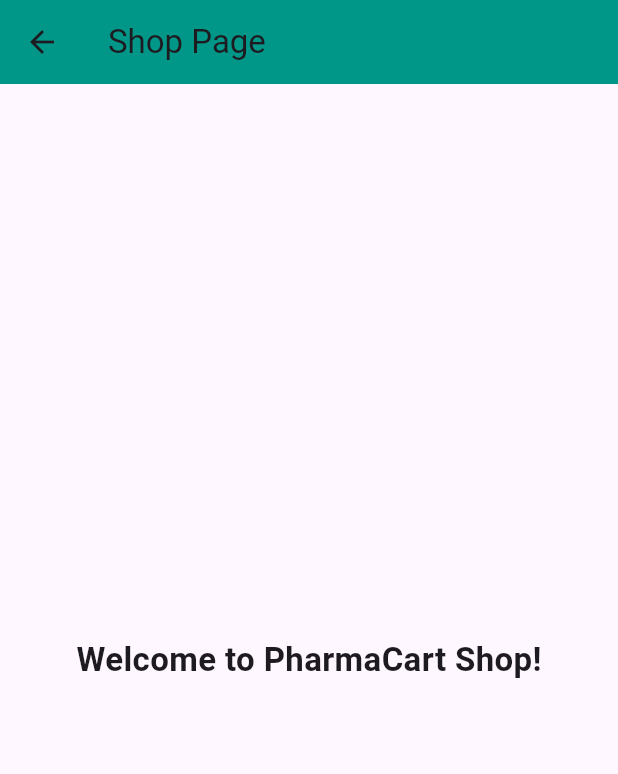
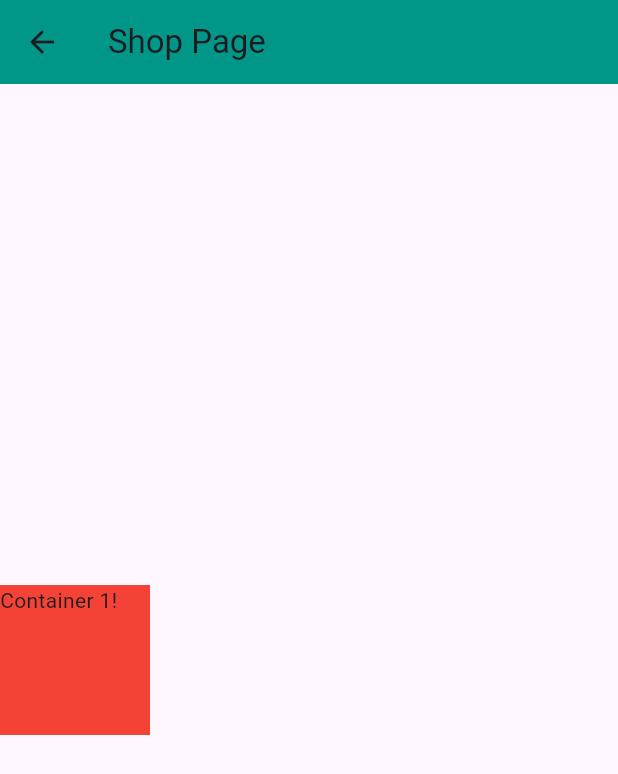
Before and after one commit to yashwanths814/PharmaCart, a Flutter app: the ShopPage screen opened by its route, on a phone screen of 412 x 824 dp. Shown: the top 774 px of the screen. Run offline on Flutter 3.47's test engine with Material 3 defaults, Android fonts, the phone set to English and light mode, and no system bars.

Commit message:
Refactor shop_page.dart layout
Replaced the centered welcome text with a `SafeArea` containing a `Column` that centers a red `Container`.

```diff
--- a/PharmaCart/lib/shop_page.dart
+++ b/PharmaCart/lib/shop_page.dart
@@ -10,12 +10,24 @@
         title: const Text("Shop Page"),
         backgroundColor: Colors.teal,
       ),
-      body: const Center(
-        child: Text(
-          "Welcome to PharmaCart Shop!",
-          style: TextStyle(fontSize: 22, fontWeight: FontWeight.bold),
+      body: SafeArea(
+        child: Column(
+          mainAxisAlignment: MainAxisAlignment.center,
+          children: [
+            Container(
+              width: 100.0,
+              height: 100.0,
+              color: Colors.red,
+              child: Text("Container 1!"),
+            ),
+          ],
         ),
       ),
+      // body: const Center(
+      //   child: Text(
+      //     "Welcome to PharmaCart Shop!",
+      //     style: TextStyle(fontSize: 22, fontWeight: FontWeight.bold),
+      //   ),
     );
   }
 }
```
